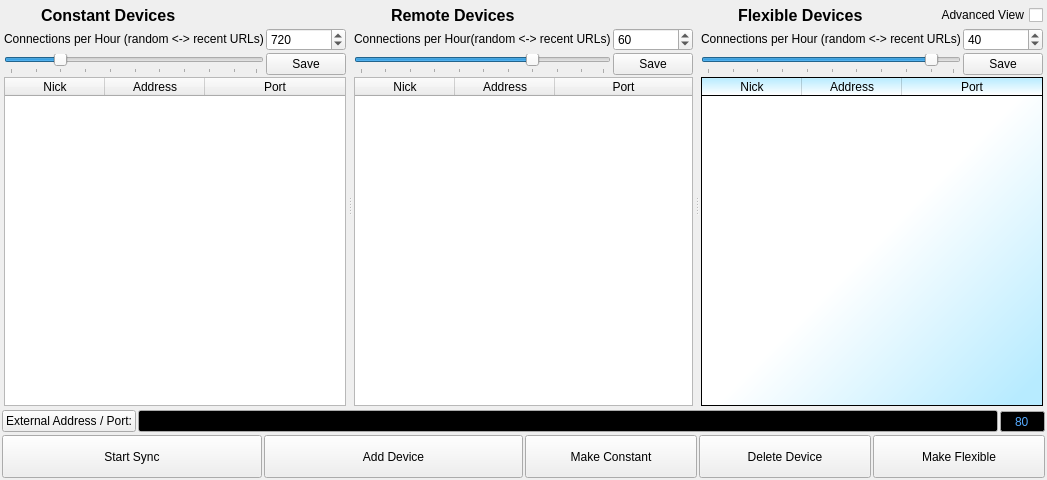
First picture: the form in ui/connection-display.ui, repository berndhs/arado, before the edit.
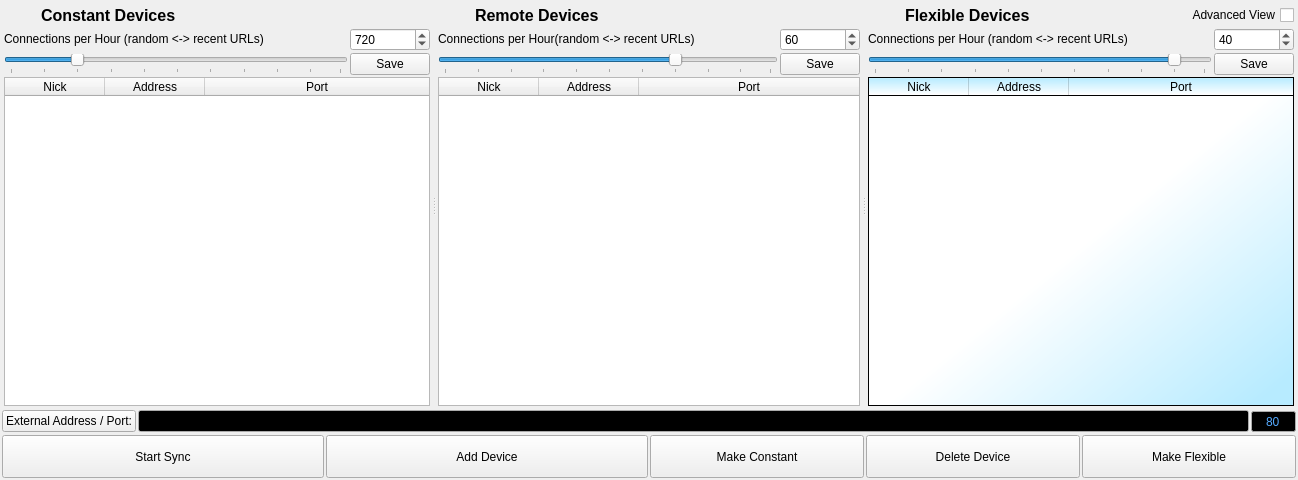
Second picture: the form after the edit. Icons and pictures are not drawn.

What changed in the file:
```diff
--- a/ui/connection-display.ui
+++ b/ui/connection-display.ui
@@ -6,7 +6,7 @@
    <rect>
     <x>0</x>
     <y>0</y>
-    <width>978</width>
+    <width>1298</width>
     <height>480</height>
    </rect>
   </property>
```
Left out of the diff: 6 changed lines with no effect on the pictures.
